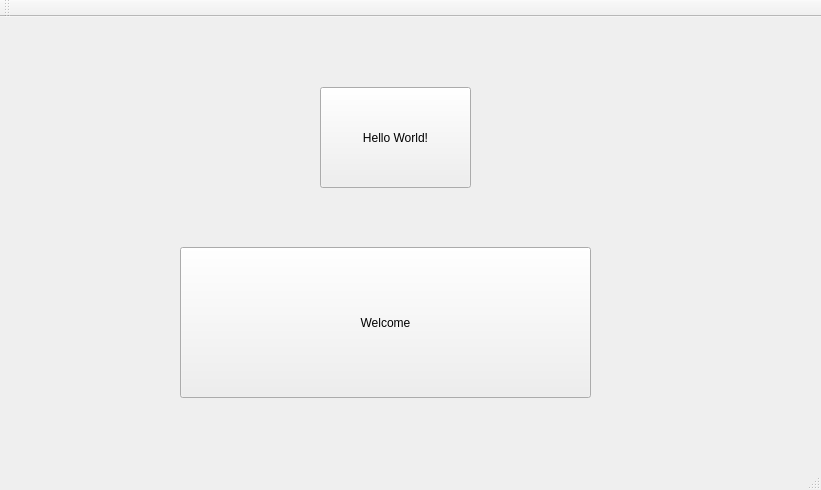
Qt form Jurassic SCADA/JurassicSCADA.ui (OCovachConestoga/CSCN72030-Sec1-Group7) before a commit.
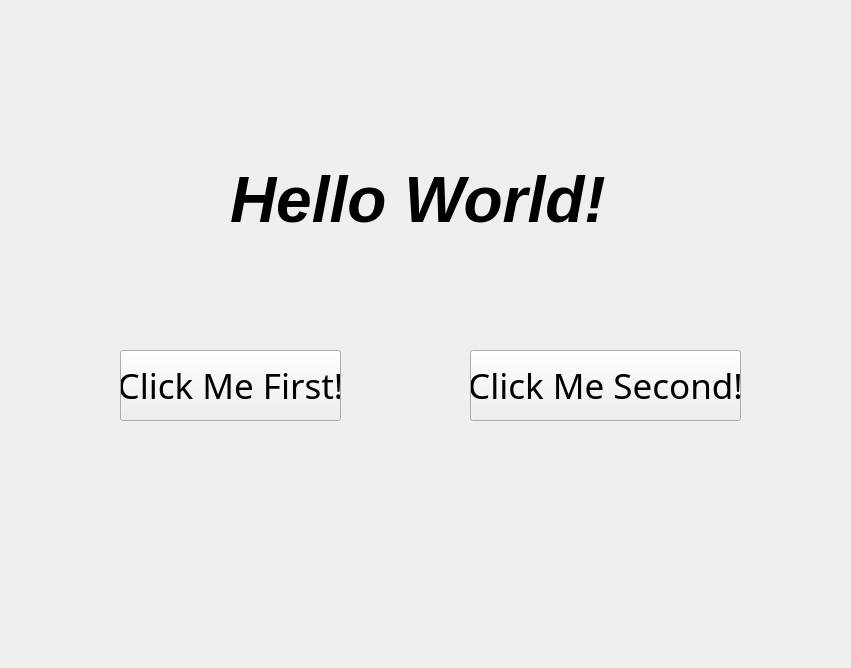
The same form after that commit.

Commit message: First custom functions created for interactive "Hello World!" program

What changed in the file:
```diff
--- a/Jurassic SCADA/JurassicSCADA.ui
+++ b/Jurassic SCADA/JurassicSCADA.ui
@@ -9,8 +9,8 @@
    <rect>
     <x>0</x>
     <y>0</y>
-    <width>821</width>
-    <height>490</height>
+    <width>851</width>
+    <height>668</height>
    </rect>
   </property>
   <property name="windowTitle">
@@ -20,49 +20,74 @@
    <widget class="QPushButton" name="pushButton">
     <property name="geometry">
      <rect>
-      <x>320</x>
-      <y>70</y>
-      <width>151</width>
-      <height>101</height>
+      <x>470</x>
+      <y>350</y>
+      <width>271</width>
+      <height>71</height>
      </rect>
+    </property>
+    <property name="minimumSize">
+     <size>
+      <width>271</width>
+      <height>0</height>
+     </size>
+    </property>
+    <property name="font">
+     <font>
+      <family>Impact</family>
+      <pointsize>26</pointsize>
+     </font>
+    </property>
+    <property name="text">
+     <string>Click Me Second!</string>
+    </property>
+   </widget>
+   <widget class="QPushButton" name="btnOne">
+    <property name="geometry">
+     <rect>
+      <x>120</x>
+      <y>350</y>
+      <width>221</width>
+      <height>71</height>
+     </rect>
+    </property>
+    <property name="font">
+     <font>
+      <family>Impact</family>
+      <pointsize>26</pointsize>
+     </font>
+    </property>
+    <property name="whatsThis">
+     <string>&lt;html&gt;&lt;head/&gt;&lt;body&gt;&lt;p&gt;&lt;br/&gt;&lt;/p&gt;&lt;/body&gt;&lt;/html&gt;</string>
+    </property>
+    <property name="text">
+     <string>Click Me First!</string>
+    </property>
+   </widget>
+   <widget class="QLabel" name="mainText">
+    <property name="enabled">
+     <bool>true</bool>
+    </property>
+    <property name="geometry">
+     <rect>
+      <x>230</x>
+      <y>160</y>
+      <width>420</width>
+      <height>80</height>
+     </rect>
+    </property>
+    <property name="font">
+     <font>
+      <pointsize>48</pointsize>
+      <italic>true</italic>
+      <bold>true</bold>
+     </font>
     </property>
     <property name="text">
      <string>Hello World!</string>
     </property>
    </widget>
-   <widget class="QPushButton" name="pushButton_2">
-    <property name="geometry">
-     <rect>
-      <x>180</x>
-      <y>230</y>
-      <width>411</width>
-      <height>151</height>
-     </rect>
-    </property>
-    <property name="text">
-     <string>Welcome</string>
-    </property>
-   </widget>
   </widget>
-  <widget class="QMenuBar" name="menuBar">
-   <property name="geometry">
-    <rect>
-     <x>0</x>
-     <y>0</y>
-     <width>821</width>
-     <height>22</height>
-    </rect>
-   </property>
-  </widget>
-  <widget class="QToolBar" name="mainToolBar">
-   <attribute name="toolBarArea">
-    <enum>TopToolBarArea</enum>
-   </attribute>
-   <attribute name="toolBarBreak">
-    <bool>false</bool>
-   </attribute>
-  </widget>
-  <widget class="QStatusBar" name="statusBar"/>
  </widget>
  <layoutdefault spacing="6" margin="11"/>
  <resources>
```
Left out of the diff: 37 changed lines with no effect on the pictures. The commit also changes 2 other files.
